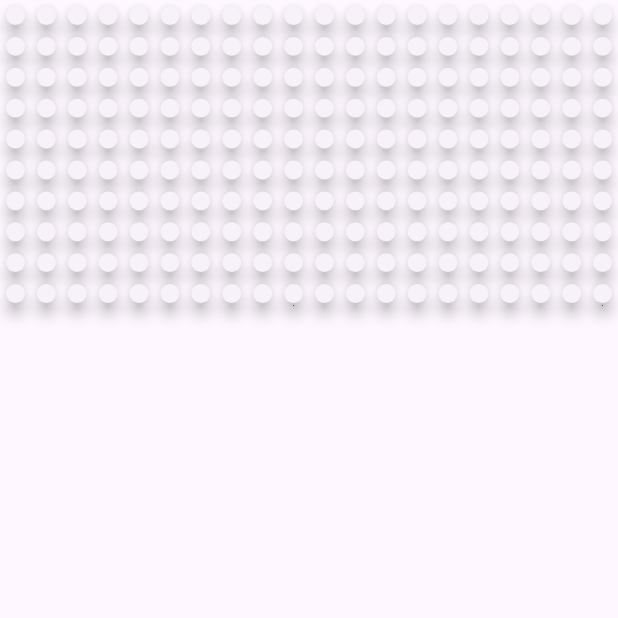
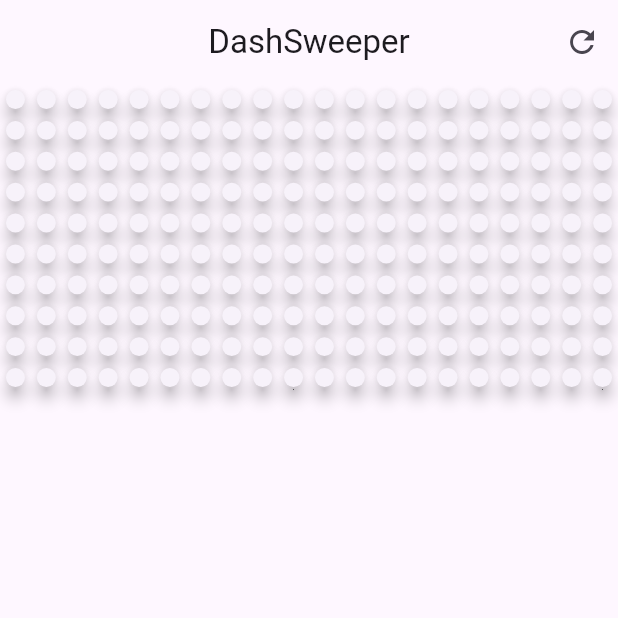
Before and after one commit to FMorschel/dashsweeper, a Flutter app: the screen it shows after launch, on a phone screen of 412 x 824 dp, the top half of it. Run offline on Flutter 3.47's test engine with Material 3 defaults, Android fonts, the light colour scheme and no system bars.

Commit message:
Implement countdown timer and game over dialog in DashSweeper

```diff
--- a/lib/dash_sweeper.dart
+++ b/lib/dash_sweeper.dart
@@ -14,13 +14,34 @@ class DashSweeper extends StatefulWidget {
   State<DashSweeper> createState() => _DashSweeperState();
 }
 
-class _DashSweeperState extends State<DashSweeper> {
+class _DashSweeperState extends State<DashSweeper>
+    with TickerProviderStateMixin {
+  static const countdownMax = 3;
+
   late List<Tile> tiles;
+  late Animation<double> countdown;
+  late AnimationController countdownController;
+
+  bool paused = false;
 
   @override
   void initState() {
     super.initState();
+    countdownController = AnimationController(
+      vsync: this,
+      duration: Duration(seconds: countdownMax),
+    );
+    countdown = Tween<double>(
+      begin: countdownMax.toDouble(),
+      end: 0,
+    ).animate(countdownController);
     _generateTiles(widget.rows, widget.columns);
+  }
+
+  @override
+  void dispose() {
+    countdownController.dispose();
+    super.dispose();
   }
 
   void _generateTiles(int rows, int columns) {
@@ -200,6 +221,10 @@ class _DashSweeperState extends State<DashSweeper> {
           .map((tile) => tile.copyWith(state: TileState.revealed))
           .toList(growable: false);
     });
+    _gameOverDialog();
+  }
+
+  void _gameOverDialog() {
     showDialog(
       context: context,
       barrierDismissible: false,
@@ -208,8 +233,8 @@ class _DashSweeperState extends State<DashSweeper> {
           title: Text('Game Over'),
           content: Text('Bummer...'),
           actions: [
-            OutlinedButton(
-              onPressed: () {},
+            ElevatedButton(
+              onPressed: _timerToDialog,
               child: Text('Show field'),
             ),
             ElevatedButton(
@@ -223,6 +248,17 @@ class _DashSweeperState extends State<DashSweeper> {
         );
       },
     );
+  }
+
+  void _timerToDialog() {
+    Navigator.of(context).pop();
+    countdownController.forward(from: 0);
+    countdownController.addStatusListener((status) {
+      if (status == AnimationStatus.completed) {
+        if (mounted) _gameOverDialog();
+        countdownController.reset();
+      }
+    });
   }
 
   /// Recursive function to get all empty tiles to reveal at once.
@@ -252,6 +288,53 @@ class _DashSweeperState extends State<DashSweeper> {
   @override
   Widget build(BuildContext context) {
     return Scaffold(
+      appBar: AppBar(
+        title: Row(
+          mainAxisSize: MainAxisSize.min,
+          children: [
+            Text('DashSweeper'),
+            AnimatedBuilder(
+              animation: countdown,
+              builder: (context, child) {
+                if (countdownController.value == 0) return SizedBox.shrink();
+                return Padding(
+                  padding: const EdgeInsets.only(left: 8.0),
+                  child: Stack(
+                    alignment: Alignment.center,
+                    children: [
+                      CircularProgressIndicator.adaptive(
+                        value: countdown.value / countdownMax,
+                      ),
+                      IconButton(
+                        onPressed: () {
+                          setState(() {
+                            paused = !paused;
+                          });
+                          if (paused) {
+                            countdownController.stop();
+                          } else {
+                            countdownController.forward();
+                          }
+                        },
+                        icon: Icon(
+                          paused ? Icons.play_arrow : Icons.pause,
+                        ),
+                      ),
+                    ],
+                  ),
+                );
+              },
+            ),
+          ],
+        ),
+        centerTitle: true,
+        actions: [
+          IconButton(
+            onPressed: _resetGame,
+            icon: Icon(Icons.refresh),
+          ),
+        ],
+      ),
       body: GridView.builder(
         gridDelegate: SliverGridDelegateWithFixedCrossAxisCount(
           crossAxisCount: widget.columns,
```
